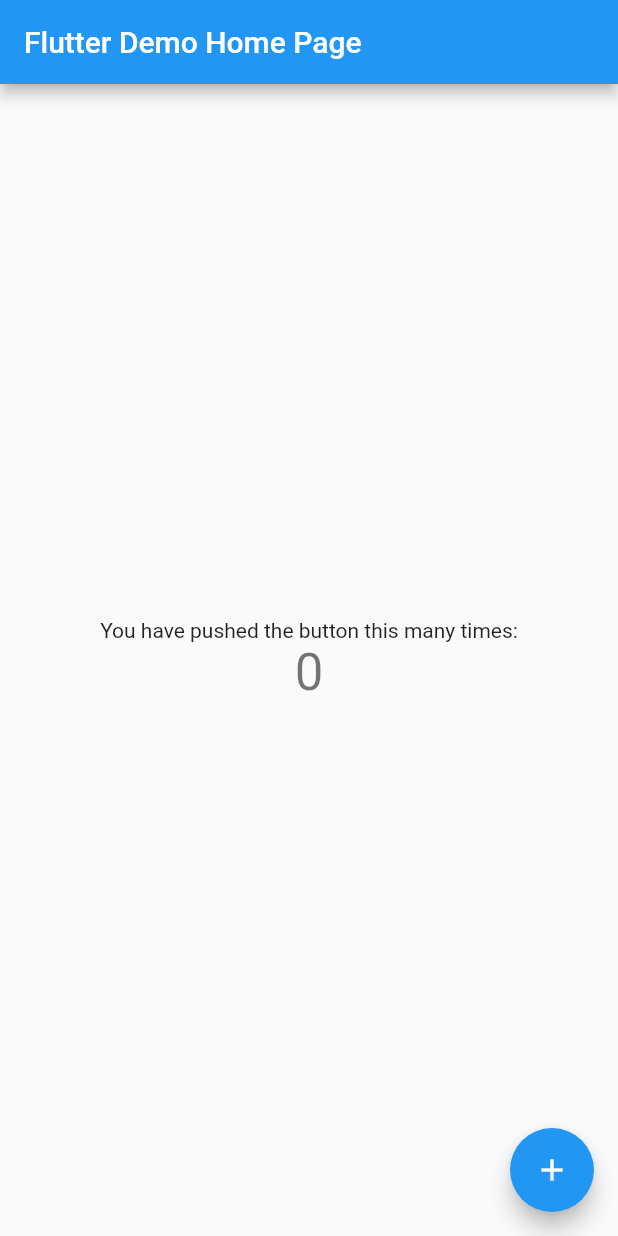
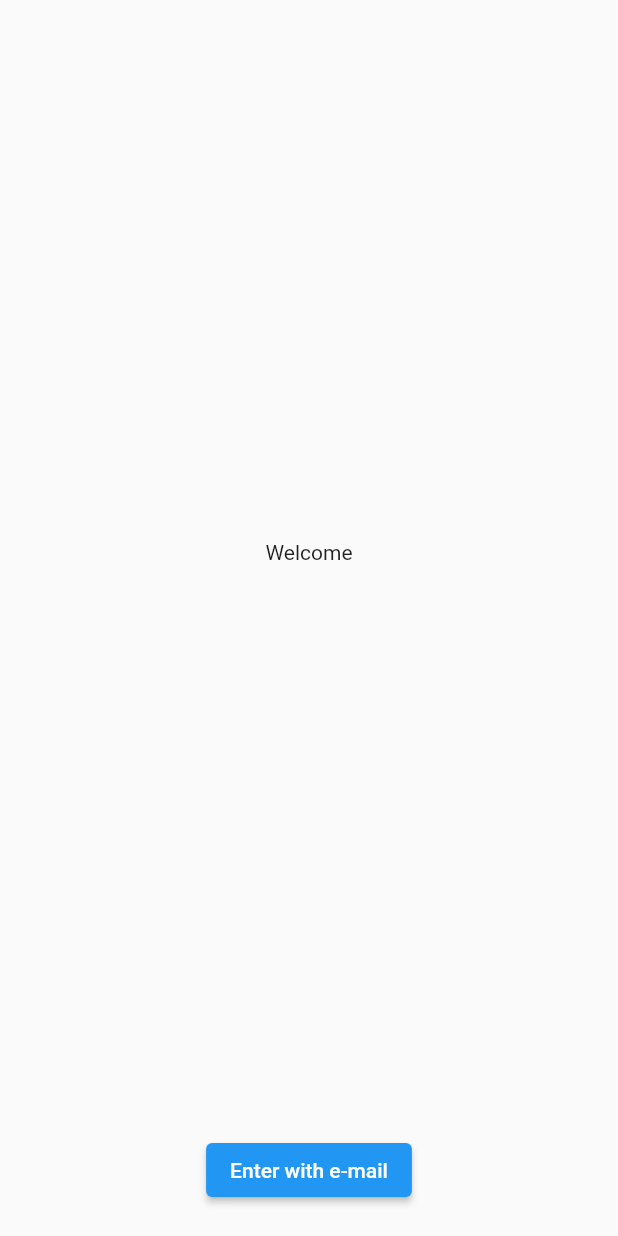
Before and after one commit to nailyashka/photo_shooter, a Flutter app: the screen it shows after launch, on a phone screen of 412 x 824 dp. Run offline on Flutter 3.47's test engine with Material 2 defaults, Android fonts, the phone set to English and light mode, and no system bars; our stand-ins replace firebase_auth, firebase_core; accounts and stored records are empty.

Commit message:
three pages added

```diff
--- a/analysis_options.yaml
+++ b/analysis_options.yaml
@@ -24,3 +24,4 @@ linter:
     sort_pub_dependencies: false
     omit_local_variable_types: false
     avoid_print: false
+    prefer_const_constructors: false
--- /dev/null
+++ b/lib/app_state.dart
@@ -0,0 +1,28 @@
+import 'package:firebase_auth/firebase_auth.dart';
+import 'package:firebase_core/firebase_core.dart';
+import 'package:flutter/foundation.dart';
+
+enum AppLoginState { notDetermined, loggedOut, loggedIn }
+
+class AppState extends ChangeNotifier {
+  AppState() {
+    init();
+  }
+
+  AppLoginState _loginState = AppLoginState.notDetermined;
+
+  AppLoginState get loginState => _loginState;
+
+  Future<void> init() async {
+    await Firebase.initializeApp();
+    FirebaseAuth.instance.userChanges().listen((user) {
+      print('* userChanged emit $user');
+      if (user == null) {
+        _loginState = AppLoginState.loggedOut;
+      } else {
+        _loginState = AppLoginState.loggedIn;
+      }
+      notifyListeners();
+    });
+  }
+}
--- a/lib/main.dart
+++ b/lib/main.dart
@@ -1,7 +1,21 @@
 import 'package:flutter/material.dart';
+import 'package:photo_shooter/app_state.dart';
+import 'package:photo_shooter/email_auth.dart';
+import 'package:photo_shooter/notice.dart';
+import 'package:photo_shooter/welcome.dart';
+import 'package:provider/provider.dart';
 
 void main() {
-  runApp(MyApp());
+  runApp(
+    MultiProvider(
+      providers: [
+        ChangeNotifierProvider(
+          create: (_) => AppState(),
+        ),
+      ],
+      child: MyApp(),
+    ),
+  );
 }
 
 class MyApp extends StatelessWidget {
@@ -9,7 +23,7 @@ class MyApp extends StatelessWidget {
   @override
   Widget build(BuildContext context) {
     return MaterialApp(
-      title: 'Flutter Demo',
+        title: '???',
         theme: ThemeData(
           // This is the theme of your application.
           //
@@ -22,92 +36,30 @@ class MyApp extends StatelessWidget {
           // is not restarted.
           primarySwatch: Colors.blue,
         ),
-      home: MyHomePage(title: 'Flutter Demo Home Page'),
+        routes: {
+          'WelcomePage': (contex) => const WelcomePage(),
+          'EmailAuthenticationPage': (contex) =>
+              const EmailAuthenticationPage(),
+          'EmailSentPage': (contex) => const EmailSentPage(),
+        },
+        home: Consumer<AppState>(
+          builder: (_, app, child) => buildHomePage(app.loginState),
+        ));
+  }
+
+  Widget buildHomePage(AppLoginState loginState) {
+    print('BUILD CALLED for loginState $loginState');
+    switch (loginState) {
+      case AppLoginState.notDetermined:
+        return const Scaffold(body: Center(child: CircularProgressIndicator()));
+      case AppLoginState.loggedOut:
+        return WelcomePage();
+      case AppLoginState.loggedIn:
+        return const Scaffold(
+          body: Center(
+            child: Text('hi'),
+          ),
         );
     }
   }
-
-class MyHomePage extends StatefulWidget {
-  MyHomePage({Key? key, required this.title}) : super(key: key);
-
-  // This widget is the home page of your application. It is stateful, meaning
-  // that it has a State object (defined below) that contains fields that affect
-  // how it looks.
-
-  // This class is the configuration for the state. It holds the values (in this
-  // case the title) provided by the parent (in this case the App widget) and
-  // used by the build method of the State. Fields in a Widget subclass are
-  // always marked "final".
-
-  final String title;
-
-  @override
-  _MyHomePageState createState() => _MyHomePageState();
 }
-
-class _MyHomePageState extends State<MyHomePage> {
-  int _counter = 0;
-
-  void _incrementCounter() {
-    setState(() {
-      // This call to setState tells the Flutter framework that something has
-      // changed in this State, which causes it to rerun the build method below
-      // so that the display can reflect the updated values. If we changed
-      // _counter without calling setState(), then the build method would not be
-      // called again, and so nothing would appear to happen.
-      _counter++;
-    });
-  }
-
-  @override
-  Widget build(BuildContext context) {
-    // This method is rerun every time setState is called, for instance as done
-    // by the _incrementCounter method above.
-    //
-    // The Flutter framework has been optimized to make rerunning build methods
-    // fast, so that you can just rebuild anything that needs updating rather
-    // than having to individually change instances of widgets.
-    return Scaffold(
-      appBar: AppBar(
-        // Here we take the value from the MyHomePage object that was created by
-        // the App.build method, and use it to set our appbar title.
-        title: Text(widget.title),
-      ),
-      body: Center(
-        // Center is a layout widget. It takes a single child and positions it
-        // in the middle of the parent.
-        child: Column(
-          // Column is also a layout widget. It takes a list of children and
-          // arranges them vertically. By default, it sizes itself to fit its
-          // children horizontally, and tries to be as tall as its parent.
-          //
-          // Invoke "debug painting" (press "p" in the console, choose the
-          // "Toggle Debug Paint" action from the Flutter Inspector in Android
-          // Studio, or the "Toggle Debug Paint" command in Visual Studio Code)
-          // to see the wireframe for each widget.
-          //
-          // Column has various properties to control how it sizes itself and
-          // how it positions its children. Here we use mainAxisAlignment to
-          // center the children vertically; the main axis here is the vertical
-          // axis because Columns are vertical (the cross axis would be
-          // horizontal).
-          mainAxisAlignment: MainAxisAlignment.center,
-          children: <Widget>[
-            Text(
-              'You have pushed the button this many times:',
-            ),
-            Text(
-              '$_counter',
-              style: Theme.of(context).textTheme.headline4,
-            ),
-          ],
-        ),
-      ),
-      floatingActionButton: FloatingActionButton(
-        onPressed: _incrementCounter,
-        tooltip: 'Increment',
-        child: Icon(Icons.add),
-      ), // This trailing comma makes auto-formatting nicer for build methods.
-    );
-  }
-}
--- /dev/null
+++ b/lib/welcome.dart
@@ -0,0 +1,24 @@
+import 'package:flutter/material.dart';
+
+class WelcomePage extends StatelessWidget {
+  const WelcomePage({Key? key}) : super(key: key);
+
+  @override
+  Widget build(BuildContext context) {
+    return Scaffold(
+      body: Column(
+        children: [
+          Expanded(child: Center(child: Text('Welcome'))),
+          Padding(
+            padding: const EdgeInsets.all(20.0),
+            child: ElevatedButton(
+                onPressed: () {
+                  Navigator.pushNamed(context, 'EmailAuthenticationPage');
+                },
+                child: Text('Enter with e-mail')),
+          )
+        ],
+      ),
+    );
+  }
+}
```
Also changed, not shown: lib/email_auth.dart (added, +50 -0 lines), lib/notice.dart (added, +37 -0 lines), pubspec.yaml (+5 -2 lines), pubspec.lock, 6 other files. Lines whose indentation alone changed are shown as unchanged.
